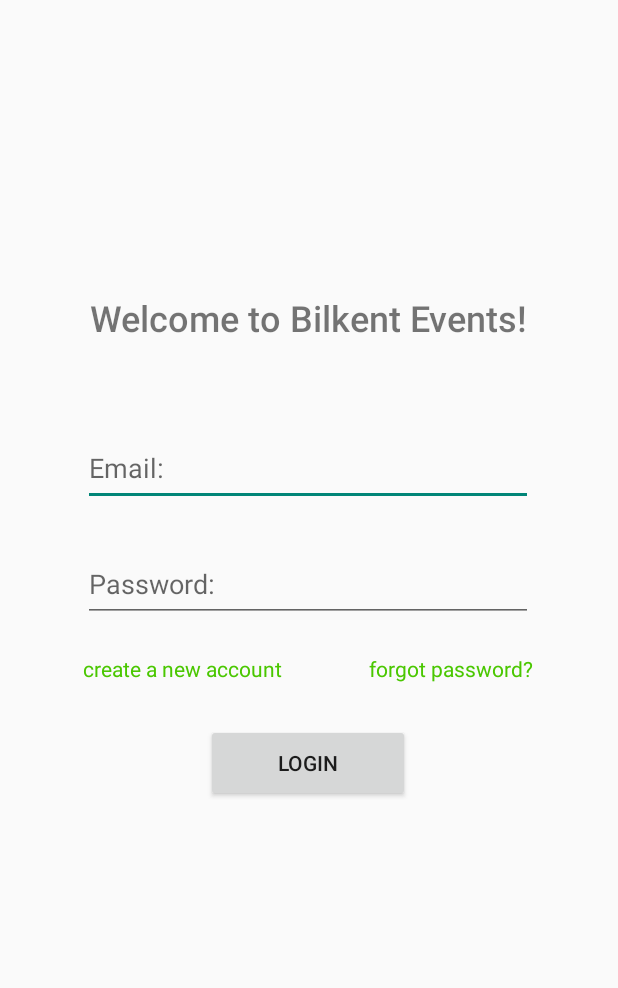
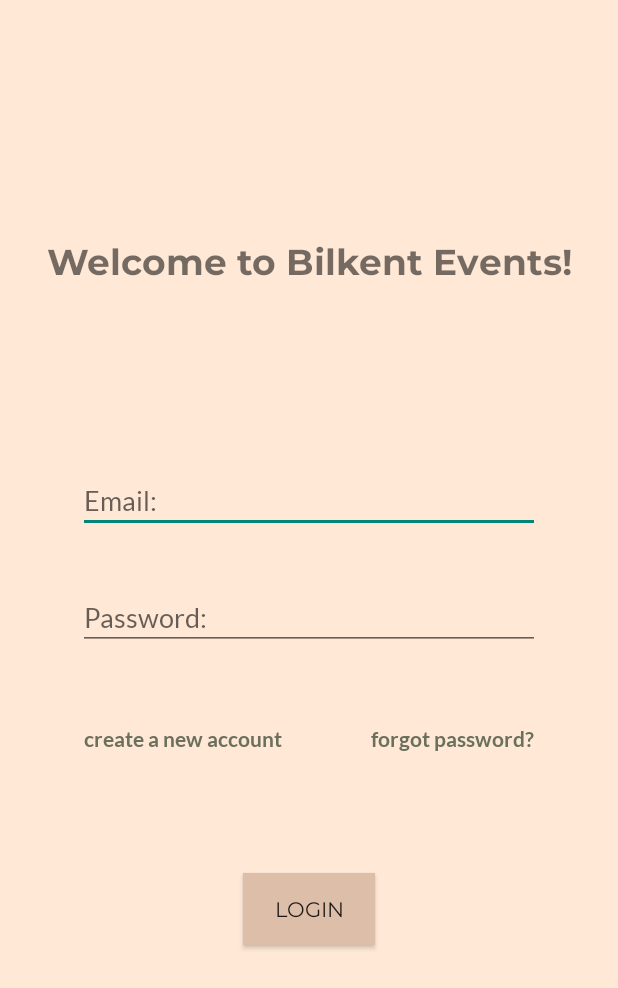
Before and after one commit to yohanyou/BilkentEvents, an Android app: the screen it shows after launch (loginPage), on a phone screen of 412 x 824 dp. Shown: the top 988 px of the screen. Run offline under Robolectric (Android 15) with nearby library versions, the phone set to English and light mode, and no system bars.

Commit message:
Updates: -added 2 new font families: Montserrat and Lato -changed the vector images of the icons so we don't have to worry about copyright now :D -changed the login.xml design, but there is more coming soon

```diff
--- a/app/src/main/res/drawable/box.xml
+++ b/app/src/main/res/drawable/box.xml
@@ -1,10 +1,10 @@
 <?xml version="1.0" encoding="UTF-8"?>
 <shape xmlns:android="http://schemas.android.com/apk/res/android" android:id="@+id/listview_background_shape">
     <stroke android:width="2dp" android:color="#000000" />
-    <padding android:left="2dp"
-        android:top="2dp"
-        android:right="2dp"
-        android:bottom="2dp" />
+    <padding android:left="1dp"
+        android:top="1dp"
+        android:right="1dp"
+        android:bottom="1dp" />
     <corners android:radius="5dp" />
     <solid android:color="#ffffffff" />
 </shape>
--- /dev/null
+++ b/app/src/main/res/drawable/filter.xml
@@ -0,0 +1,5 @@
+<vector android:height="24dp" android:tint="#000000"
+    android:viewportHeight="24" android:viewportWidth="24"
+    android:width="24dp" xmlns:android="http://schemas.android.com/apk/res/android">
+    <path android:fillColor="@android:color/white" android:pathData="M4.25,5.61C6.27,8.2 10,13 10,13v6c0,0.55 0.45,1 1,1h2c0.55,0 1,-0.45 1,-1v-6c0,0 3.72,-4.8 5.74,-7.39C20.25,4.95 19.78,4 18.95,4H5.04C4.21,4 3.74,4.95 4.25,5.61z"/>
+</vector>
--- /dev/null
+++ b/app/src/main/res/drawable/setting.xml
@@ -0,0 +1,5 @@
+<vector android:height="24dp" android:tint="#000000"
+    android:viewportHeight="24" android:viewportWidth="24"
+    android:width="24dp" xmlns:android="http://schemas.android.com/apk/res/android">
+    <path android:fillColor="@android:color/white" android:pathData="M19.14,12.94c0.04,-0.3 0.06,-0.61 0.06,-0.94c0,-0.32 -0.02,-0.64 -0.07,-0.94l2.03,-1.58c0.18,-0.14 0.23,-0.41 0.12,-0.61l-1.92,-3.32c-0.12,-0.22 -0.37,-0.29 -0.59,-0.22l-2.39,0.96c-0.5,-0.38 -1.03,-0.7 -1.62,-0.94L14.4,2.81c-0.04,-0.24 -0.24,-0.41 -0.48,-0.41h-3.84c-0.24,0 -0.43,0.17 -0.47,0.41L9.25,5.35C8.66,5.59 8.12,5.92 7.63,6.29L5.24,5.33c-0.22,-0.08 -0.47,0 -0.59,0.22L2.74,8.87C2.62,9.08 2.66,9.34 2.86,9.48l2.03,1.58C4.84,11.36 4.8,11.69 4.8,12s0.02,0.64 0.07,0.94l-2.03,1.58c-0.18,0.14 -0.23,0.41 -0.12,0.61l1.92,3.32c0.12,0.22 0.37,0.29 0.59,0.22l2.39,-0.96c0.5,0.38 1.03,0.7 1.62,0.94l0.36,2.54c0.05,0.24 0.24,0.41 0.48,0.41h3.84c0.24,0 0.44,-0.17 0.47,-0.41l0.36,-2.54c0.59,-0.24 1.13,-0.56 1.62,-0.94l2.39,0.96c0.22,0.08 0.47,0 0.59,-0.22l1.92,-3.32c0.12,-0.22 0.07,-0.47 -0.12,-0.61L19.14,12.94zM12,15.6c-1.98,0 -3.6,-1.62 -3.6,-3.6s1.62,-3.6 3.6,-3.6s3.6,1.62 3.6,3.6S13.98,15.6 12,15.6z" />
+</vector>
--- a/app/src/main/res/layout/login.xml
+++ b/app/src/main/res/layout/login.xml
@@ -4,89 +4,101 @@
     xmlns:tools="http://schemas.android.com/tools"
     android:layout_width="match_parent"
     android:layout_height="match_parent"
+    android:background="@color/beige"
     tools:context=".loginPage">
-
 
 
     <TextView
         android:id="@+id/welcome"
         android:layout_width="wrap_content"
         android:layout_height="wrap_content"
-        android:fontFamily="sans-serif-medium"
+        android:fontFamily="@font/montserrat_bold"
+        android:gravity="center"
         android:text="@string/welcome"
         android:textSize="24sp"
-        android:gravity="center"
         app:layout_constraintBottom_toBottomOf="parent"
-        app:layout_constraintHorizontal_bias="0.495"
+        app:layout_constraintHorizontal_bias="0.5"
         app:layout_constraintLeft_toLeftOf="parent"
         app:layout_constraintRight_toRightOf="parent"
         app:layout_constraintTop_toTopOf="parent"
-        app:layout_constraintVertical_bias="0.247" />
+        app:layout_constraintVertical_bias="0.2" />
 
     <EditText
         android:id="@+id/email1"
-        android:layout_width="300dp"
-        android:layout_height="50dp"
-        android:ems="10"
+        android:layout_width="wrap_content"
+        android:layout_height="wrap_content"
+        android:autofillHints="@string/exampleEmail"
+        android:ems="14"
+        android:fontFamily="@font/lato_regular"
         android:hint="@string/email"
         android:inputType="textEmailAddress"
         app:layout_constraintBottom_toBottomOf="parent"
         app:layout_constraintEnd_toEndOf="parent"
-        app:layout_constraintHorizontal_bias="0.495"
+        app:layout_constraintHorizontal_bias="0.5"
         app:layout_constraintStart_toStartOf="parent"
         app:layout_constraintTop_toTopOf="parent"
-        app:layout_constraintVertical_bias="0.371" />
+        app:layout_constraintVertical_bias="0.4" />
 
     <EditText
         android:id="@+id/password1"
-        android:layout_width="300dp"
-        android:layout_height="50dp"
-        android:ems="10"
+        android:layout_width="wrap_content"
+        android:layout_height="wrap_content"
+        android:fontFamily="@font/lato_regular"
+        android:ems="14"
         android:hint="@string/password"
         android:inputType="textPassword"
         app:layout_constraintBottom_toBottomOf="parent"
         app:layout_constraintEnd_toEndOf="parent"
-        app:layout_constraintHorizontal_bias="0.495"
+        app:layout_constraintHorizontal_bias="0.5"
         app:layout_constraintStart_toStartOf="parent"
         app:layout_constraintTop_toTopOf="parent"
-        app:layout_constraintVertical_bias="0.471" />
+        app:layout_constraintVertical_bias="0.5"
+        android:autofillHints="@string/userID" />
+
+    <TextView
+        android:id="@+id/create_account"
+        android:layout_width="wrap_content"
+        android:layout_height="wrap_content"
+        android:fontFamily="@font/lato_bold"
+        android:gravity="start"
+        android:text="@string/createAccount"
+        android:textColor="@color/darkgreen"
+        android:textSize="14sp"
+        app:layout_constraintBottom_toBottomOf="parent"
+        app:layout_constraintEnd_toEndOf="parent"
+        app:layout_constraintHorizontal_bias="0.201"
+        app:layout_constraintStart_toStartOf="parent"
+        app:layout_constraintTop_toTopOf="parent"
+        app:layout_constraintVertical_bias="0.6" />
+
+    <TextView
+        android:id="@+id/forgot_password"
+        android:layout_width="wrap_content"
+        android:layout_height="wrap_content"
+        android:fontFamily="@font/lato_bold"
+        android:gravity="start"
+        android:text="@string/forgotPassword"
+        android:textColor="@color/darkgreen"
+        android:textSize="14sp"
+        app:layout_constraintBottom_toBottomOf="parent"
+        app:layout_constraintEnd_toEndOf="parent"
+        app:layout_constraintHorizontal_bias="0.815"
+        app:layout_constraintStart_toStartOf="parent"
+        app:layout_constraintTop_toTopOf="parent"
+        app:layout_constraintVertical_bias="0.6" />
 
     <Button
         android:id="@+id/login"
-        android:layout_width="136dp"
-        android:layout_height="52dp"
+        android:layout_width="wrap_content"
+        android:layout_height="wrap_content"
+        android:fontFamily="@font/montserrat_regular"
         android:text="@string/login"
+        android:background="@color/darkbeige"
         app:layout_constraintBottom_toBottomOf="parent"
         app:layout_constraintEnd_toEndOf="parent"
-        app:layout_constraintHorizontal_bias="0.498"
+        app:layout_constraintHorizontal_bias="0.500"
         app:layout_constraintStart_toStartOf="parent"
         app:layout_constraintTop_toTopOf="parent"
-        app:layout_constraintVertical_bias="0.625" />
-
-    <TextView
-        android:id="@+id/create_account"
-        android:layout_width="150dp"
-        android:layout_height="20dp"
-        android:text="@string/createAccount"
-        android:textColor="@color/green"
-        app:layout_constraintBottom_toBottomOf="parent"
-        app:layout_constraintEnd_toEndOf="parent"
-        app:layout_constraintHorizontal_bias="0.21"
-        app:layout_constraintStart_toStartOf="parent"
-        app:layout_constraintTop_toTopOf="parent"
-        app:layout_constraintVertical_bias="0.542" />
-
-    <TextView
-        android:id="@+id/forgot_password"
-        android:layout_width="150dp"
-        android:layout_height="20dp"
-        android:text="@string/forgotPassword"
-        android:textColor="@color/green"
-        app:layout_constraintBottom_toBottomOf="parent"
-        app:layout_constraintEnd_toEndOf="parent"
-        app:layout_constraintHorizontal_bias="0.938"
-        app:layout_constraintStart_toStartOf="parent"
-        app:layout_constraintTop_toTopOf="parent"
-        app:layout_constraintVertical_bias="0.542" />
+        app:layout_constraintVertical_bias=".75" />
 
 </androidx.constraintlayout.widget.ConstraintLayout>
--- a/app/src/main/res/values/colors.xml
+++ b/app/src/main/res/values/colors.xml
@@ -1,6 +1,6 @@
 <?xml version="1.0" encoding="utf-8"?>
 <resources>
-    <color name="green">#4ac700</color>
+    <!--    <color name="green">#4ac700</color>-->
     <color name="purple_200">#FFBB86FC</color>
     <color name="purple_500">#FF6200EE</color>
     <color name="purple_700">#FF3700B3</color>
@@ -8,4 +8,13 @@
     <color name="teal_700">#FF018786</color>
     <color name="black">#FF000000</color>
     <color name="white">#FFFFFFFF</color>
+
+    <!-- color template for the app design-->
+    <color name="lightbrown">#CB997E</color>
+    <color name="darkbeige">#DDBEA9</color>
+    <color name="beige">#FFE8D6</color>
+    <color name="pastelgreen">#B7B7A4</color>
+    <color name="green">#A5A58D</color>
+    <color name="darkgreen">#6B705C</color>
+
 </resources>
--- a/app/src/main/res/values/strings.xml
+++ b/app/src/main/res/values/strings.xml
@@ -1,41 +1,42 @@
 <resources>
 
-    //general purposes
+    <!--general purposes-->
     <string name="appName">BilkentEvents</string>
     <string name="bilkentID">Bilkent ID:</string>
     <string name="email">Email:</string>
+    <string name="exampleEmail">example@ug.bilkent.edu.tr</string>
     <string name="password">Password:</string>
     <string name="settings">Settings:</string>
     <string name="welcome">Welcome to Bilkent Events!</string>
     <string name="login">Login</string>
     <string name="loginPage">Login Page</string>
 
-    //create account
+    <!--create account-->
     <string name="createAccount">create a new account</string>
     <string name="create">Create a new Bilkent Events account:</string>
 
-    //forgot password
+    <!--forgot password-->
     <string name="changePassword">change password</string>
     <string name="forgotPassword">forgot password?</string>
     <string name="forgot">Forgot your password?</string>
 
-    //home page
+    <!--home page-->
     <string name="exampleDate">December 8th, 2022</string>
     <string name="todaysEvents">Today\'s Events</string>
 
-    //event organizer
+    <!--event organizer-->
     <string name="applyEvent">Apply for Events:</string>
     <string name="eventMonth1">Events for November:</string>
     <string name="eventMonth2">Events for December:</string>
 
-    //settings
+    <!-- settings -->
     <string name="exampleName">John Doe</string>
     <string name="logout">logout</string>
     <string name="username">Username:</string>
-    <string name="userID">12345678</string>
+    <string name="userID">11222333</string>
     <string name="userPassword">********</string>
 
-    //exampleEvents
+    <!--example events-->
     <string name="event1">Example event | Example club | 01/01/1999 | 10/120 | (GE 250/1 included)</string>
     <string name="event2">Example event | Example club | 02/01/1999 | 11/80 |(Seminar)</string>
     <string name="event3">Example event | Example club | 03/01/1999 | 13/40 | (Turkish)</string>
--- a/app/src/main/res/values/themes.xml
+++ b/app/src/main/res/values/themes.xml
@@ -1,4 +1,4 @@
-<resources xmlns:tools="http://schemas.android.com/tools">
+<resources>
     <!-- Base application theme. -->
     <style name="Theme.BilkentEvents" parent="Theme.AppCompat.Light.NoActionBar">
         <!-- Primary brand color. -->
@@ -10,7 +10,7 @@
         <item name="colorSecondaryVariant">@color/teal_700</item>
         <item name="colorOnSecondary">@color/black</item>
         <!-- Status bar color. -->
-        <item name="android:statusBarColor" tools:targetApi="l">?attr/colorPrimaryVariant</item>
+        <item name="android:statusBarColor">?attr/colorPrimaryVariant</item>
         <!-- Customize your theme here. -->
     </style>
 </resources>
```
Also changed, not shown: app/src/main/res/drawable/filter.png (deleted), app/src/main/res/drawable/home.png (deleted), app/src/main/res/drawable/setting.png (deleted), app/src/main/res/font/lato_bold.ttf (added), app/src/main/res/font/lato_light.ttf (added), app/src/main/res/font/lato_regular.ttf (added), app/src/main/res/font/lato_thin.ttf (added), app/src/main/res/font/montserrat_bold.ttf (added), app/src/main/res/font/montserrat_light.ttf (added), app/src/main/res/font/montserrat_regular.ttf (added), app/src/main/res/font/montserrat_thin.ttf (added).
